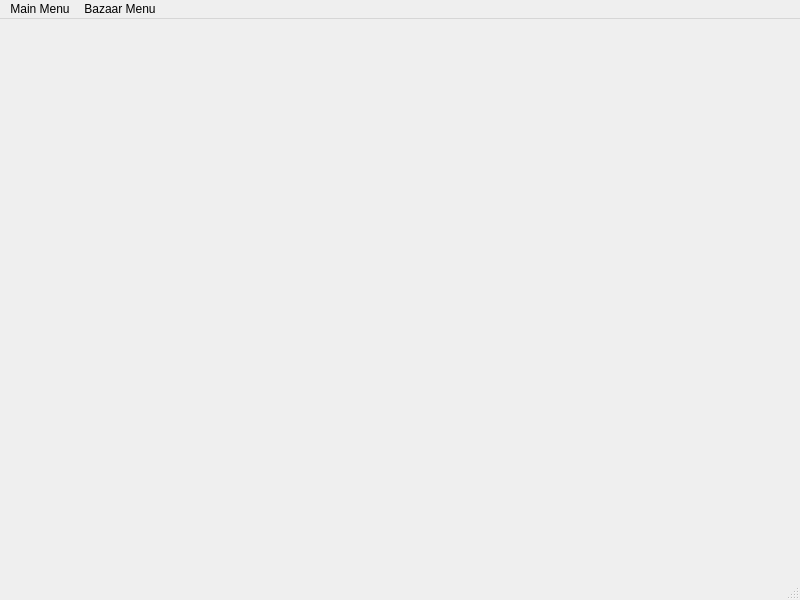
This is basewindow.ui in SAMoosavi/AdvancedProgrammingProject2 as Qt 5 draws it before an edit. The edited form follows.
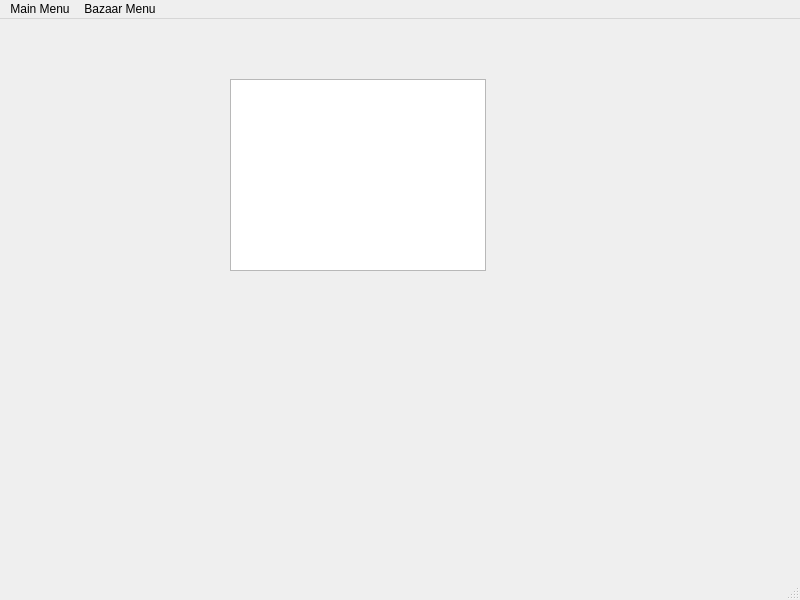
This is the edited form.

```diff
--- a/basewindow.ui
+++ b/basewindow.ui
@@ -16,7 +16,18 @@
   <property name="windowOpacity">
    <double>0.000000000000000</double>
   </property>
-  <widget class="QWidget" name="centralwidget"/>
+  <widget class="QWidget" name="centralwidget">
+   <widget class="QTableWidget" name="tableWidget">
+    <property name="geometry">
+     <rect>
+      <x>230</x>
+      <y>60</y>
+      <width>256</width>
+      <height>192</height>
+     </rect>
+    </property>
+   </widget>
+  </widget>
   <widget class="QMenuBar" name="menubar">
    <property name="geometry">
     <rect>
```
